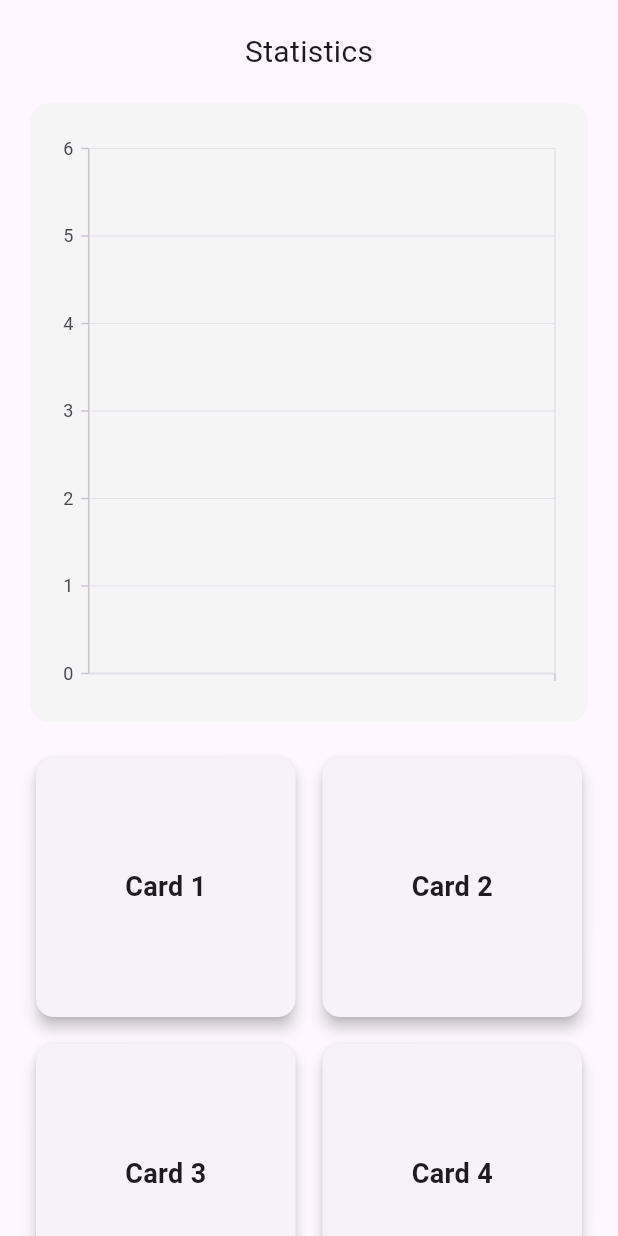
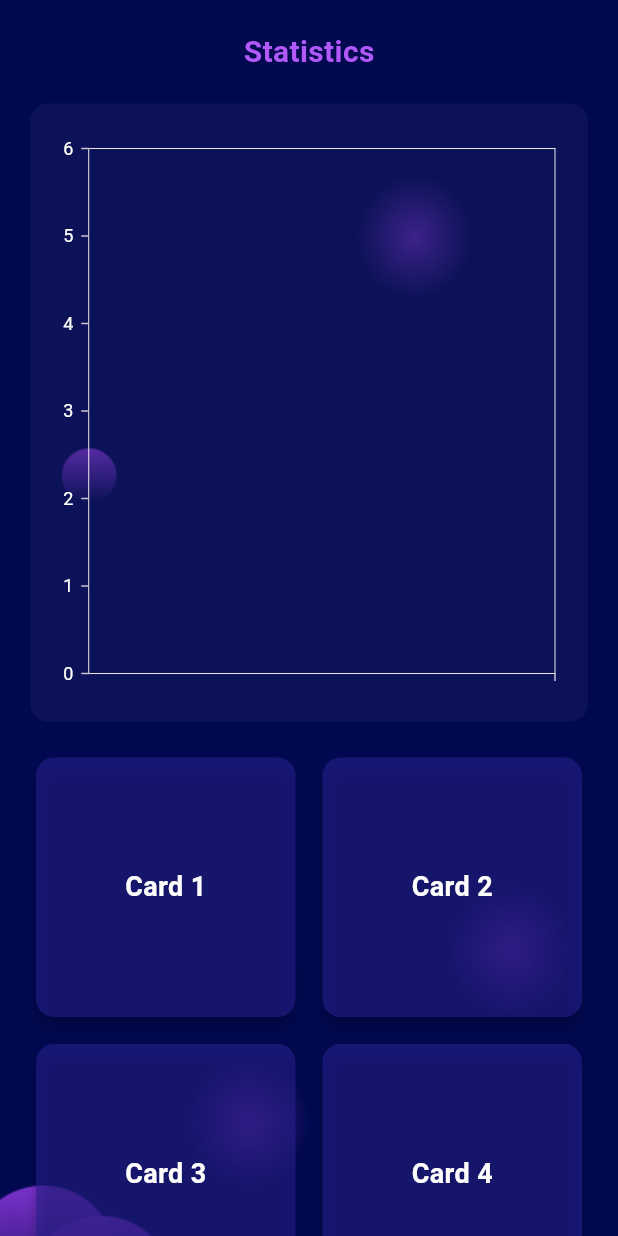
Before and after one commit to kushm121/MonTrack-App, a Flutter app: the StatsPage screen opened directly, on a phone screen of 412 x 824 dp. Run offline on Flutter 3.47's test engine with Material 3 defaults, Android fonts, the phone set to English and light mode, and no system bars; our stand-ins replace bloc, cloud_firestore, equatable, firebase_auth, firebase_core, flutter_bloc and 4 more; missing offline and left inert: modal_progress_hud_alt; accounts and stored records are empty.

Commit message:
updated charts.dart

```diff
--- a/lib/stats/charts.dart
+++ b/lib/stats/charts.dart
@@ -4,6 +4,7 @@ import 'package:montrack_app/stats/ch.dart';
 import 'package:syncfusion_flutter_charts/charts.dart';
 
 import '../Profile.dart';
+
 class StatsPage extends StatefulWidget {
   const StatsPage({Key? key}) : super(key: key);
 
@@ -20,7 +21,6 @@ class _StatsPageState extends State<StatsPage> {
     super.initState();
   }
 
-
   @override
   Widget build(BuildContext context) {
     return FutureBuilder<String?>(
@@ -32,19 +32,24 @@ class _StatsPageState extends State<StatsPage> {
                 child: CircularProgressIndicator(),
               ),
             );
-          }
-          else if (snapshot.hasError) {
+          } else if (snapshot.hasError) {
             return Scaffold(
               body: Center(
                 child: Text('Error: ${snapshot.error}'),
               ),
             );
-          }
-          else {
+          } else {
             String username = snapshot.data!;
             return SafeArea(
               child: Scaffold(
-                body: ListView(
+                body: Container(
+                  decoration: BoxDecoration(
+                    image: DecorationImage(
+                      image: AssetImage('assets/images/pbg.png'),
+                      fit: BoxFit.cover,
+                    ),
+                  ),
+                  child: ListView(
                     children: [
                       Padding(
                         padding: const EdgeInsets.all(20.0),
@@ -54,10 +59,13 @@ class _StatsPageState extends State<StatsPage> {
                             Text(
                               "Statistics",
                               style: TextStyle(
-                                fontSize: 20
+                                  fontSize: 20,
+                                  color: Color.fromARGB(255, 178, 89, 252),
+                                  fontWeight: FontWeight.w600),
                             ),
+                            SizedBox(
+                              height: 20,
                             ),
-                          SizedBox(height: 20,),
                             FutureBuilder(
                               future: getCategoryWiseExpenditure(username),
                               builder: (context, snapshot) {
@@ -66,49 +74,73 @@ class _StatsPageState extends State<StatsPage> {
                                   return Center(
                                     child: CircularProgressIndicator(),
                                   );
-                              }
-                              else if (snapshot.hasError) {
+                                } else if (snapshot.hasError) {
                                   return Center(
                                     child: Text('Error: ${snapshot.error}'),
                                   );
-                              }
-                              else {
-                                List<categoryData>? chartdata1 = snapshot.data;
+                                } else {
+                                  List<categoryData>? chartdata1 =
+                                      snapshot.data;
                                   return Container(
-                                  height: MediaQuery
-                                      .of(context)
-                                      .size
-                                      .width,
+                                    height: MediaQuery.of(context).size.width,
                                     decoration: BoxDecoration(
-                                    color: Colors.grey[100],
+                                      color: Color.fromARGB(100, 27, 32, 98),
                                       borderRadius: BorderRadius.circular(12),
                                     ),
                                     child: Padding(
-                                    padding: EdgeInsets.fromLTRB(
-                                        12, 20, 12, 12),
+                                      padding:
+                                          EdgeInsets.fromLTRB(12, 20, 12, 12),
                                       child: SfCartesianChart(
+                                        backgroundColor: Colors.transparent,
                                         series: [
                                           ColumnSeries<categoryData, String>(
                                             dataSource: chartdata1,
-                                          xValueMapper: (categoryData data,
-                                              _) =>
+                                            xValueMapper:
+                                                (categoryData data, _) =>
                                                     data.category,
-                                          yValueMapper: (categoryData data,
-                                              _) =>
+                                            yValueMapper:
+                                                (categoryData data, _) =>
                                                     data.amount,
-                                          dataLabelSettings: DataLabelSettings(
+                                            dataLabelSettings:
+                                                DataLabelSettings(
                                                     isVisible: true,
                                                     labelAlignment:
-                                              ChartDataLabelAlignment.top),
+                                                        ChartDataLabelAlignment
+                                                            .top,
+                                                    textStyle: TextStyle(
+                                                        color: Colors.white)),
+                                            gradient: LinearGradient(colors: [
+                                              Color.fromARGB(255, 66, 1, 130),
+                                              Color.fromARGB(255, 102, 0, 192),
+                                              Color.fromARGB(255, 178, 89, 252)
+                                            ]),
+                                            borderRadius:
+                                                BorderRadius.circular(15),
                                           )
                                         ],
-                                      primaryXAxis: CategoryAxis(),
+                                        primaryYAxis: NumericAxis(
+                                          majorGridLines:
+                                              MajorGridLines(width: 0),
+                                          axisLine: AxisLine(
+                                              // color: Colors.white
+                                              width: 0),
+                                          labelStyle:
+                                              TextStyle(color: Colors.white),
+                                        ),
+                                        primaryXAxis: CategoryAxis(
+                                          majorGridLines:
+                                              MajorGridLines(width: 0),
+                                          axisLine: AxisLine(
+                                              // color: Colors.white
+                                              width: 0),
+                                          labelStyle:
+                                              TextStyle(color: Colors.white),
+                                        ),
                                       ),
                                     ),
                                   );
                                 }
                               },
-
                             ),
                             SizedBox(height: 20),
                             GridView.count(
@@ -127,26 +159,51 @@ class _StatsPageState extends State<StatsPage> {
                             ),
                             SizedBox(height: 20),
                             Container(
-                            height: MediaQuery
-                                .of(context)
-                                .size
-                                .width,
+                              height: MediaQuery.of(context).size.width,
                               decoration: BoxDecoration(
-                              color: Colors.grey[100],
+                                color: Color.fromARGB(100, 27, 32, 98),
                                 borderRadius: BorderRadius.circular(12),
                               ),
                               child: Padding(
                                 padding: EdgeInsets.fromLTRB(12, 20, 12, 12),
                                 child: SfCartesianChart(
+                                  backgroundColor: Colors.transparent,
                                   series: [
                                     BarSeries<GDPdata, String>(
                                       dataSource: _chartdata,
                                       xValueMapper: (GDPdata gdp, _) =>
                                           gdp.continent,
                                       yValueMapper: (GDPdata gdp, _) => gdp.gdp,
+                                      dataLabelSettings: DataLabelSettings(
+                                        isVisible: true,
+                                        labelAlignment:
+                                            ChartDataLabelAlignment.top,
+                                        textStyle:
+                                            TextStyle(color: Colors.white),
+                                      ),
+                                      gradient: LinearGradient(
+                                        colors: [
+                                          Color.fromARGB(255, 66, 1, 130),
+                                          Color.fromARGB(255, 102, 0, 192),
+                                          Color.fromARGB(255, 178, 89, 252),
+                                        ],
+                                        begin: Alignment.topCenter,
+                                        end: Alignment.bottomCenter,
+                                      ),
+                                      borderRadius: BorderRadius.circular(
+                                          15), // Bar radius
                                     )
                                   ],
-                                primaryXAxis: CategoryAxis(),
+                                  primaryYAxis: NumericAxis(
+                                    majorGridLines: MajorGridLines(width: 0),
+                                    axisLine: AxisLine(width: 0),
+                                    labelStyle: TextStyle(color: Colors.white),
+                                  ),
+                                  primaryXAxis: CategoryAxis(
+                                    majorGridLines: MajorGridLines(width: 0),
+                                    axisLine: AxisLine(width: 0),
+                                    labelStyle: TextStyle(color: Colors.white),
+                                  ),
                                 ),
                               ),
                             ),
@@ -156,10 +213,10 @@ class _StatsPageState extends State<StatsPage> {
                     ],
                   ),
                 ),
+              ),
             );
           }
-        }
-    );
+        });
   }
 
   Widget buildCard(String title) {
@@ -168,18 +225,20 @@ class _StatsPageState extends State<StatsPage> {
       shape: RoundedRectangleBorder(
         borderRadius: BorderRadius.circular(12),
       ),
+      color: Color.fromARGB(150, 38, 31, 143),
       child: Center(
         child: Text(
           title,
-          style: TextStyle(fontSize: 18, fontWeight: FontWeight.bold),
+          style: TextStyle(
+              fontSize: 18, fontWeight: FontWeight.bold, color: Colors.white),
         ),
       ),
     );
   }
 }
 
-List<GDPdata> getchartdata(){
-  final List<GDPdata>chartdata = [
+List<GDPdata> getchartdata() {
+  final List<GDPdata> chartdata = [
     GDPdata('oceania', 1600),
     GDPdata('Africa', 2400),
     GDPdata('s america', 2900),
@@ -188,8 +247,9 @@ List<GDPdata> getchartdata(){
   ];
   return chartdata;
 }
-class GDPdata{
-  GDPdata(this.continent,this.gdp);
+
+class GDPdata {
+  GDPdata(this.continent, this.gdp);
   final String continent;
   final double gdp;
 }
```
Lines whose indentation alone changed are shown as unchanged.
